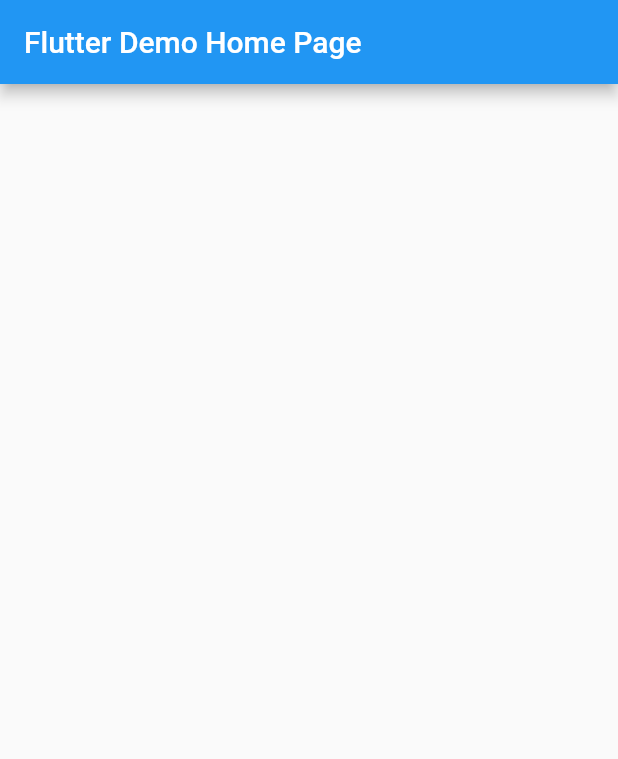
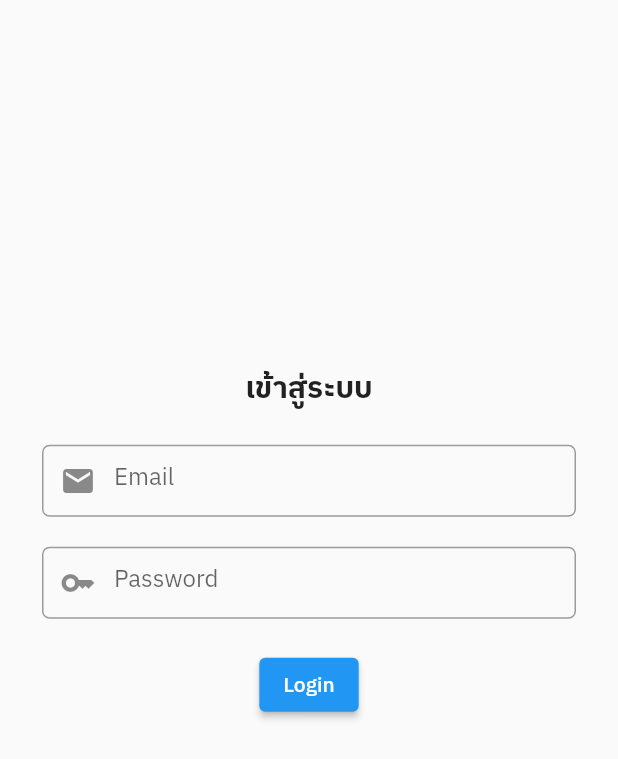
Before and after one commit to SoulCRYSIS/Surinsure, a Flutter app: the screen it shows after launch, on a phone screen of 412 x 824 dp. Shown: the top 759 px of the screen. Run offline on Flutter 3.47's test engine with Material 2 defaults, Android fonts, the phone set to English and light mode, and no system bars; our stand-ins replace firebase_auth, firebase_core; accounts and stored records are empty; statements that could not run were skipped.

Commit message:
login screen

```diff
--- a/lib/main.dart
+++ b/lib/main.dart
@@ -1,47 +1,42 @@
+import 'package:firebase_auth/firebase_auth.dart';
 import 'package:firebase_core/firebase_core.dart';
 import 'package:flutter/material.dart';
+import 'package:woot/screens/login_screen.dart';
+import 'package:woot/screens/main_screen.dart';
 
 import 'firebase_options.dart';
 
 Future<void> main() async {
+  WidgetsFlutterBinding.ensureInitialized();
   await Firebase.initializeApp(
     options: DefaultFirebaseOptions.currentPlatform,
   );
   runApp(const MyApp());
 }
-// test
+
 class MyApp extends StatelessWidget {
   const MyApp({super.key});
 
   @override
   Widget build(BuildContext context) {
     return MaterialApp(
-      title: 'Flutter Demo',
+      title: 'Surinsure',
       theme: ThemeData(
         primarySwatch: Colors.blue,
+        fontFamily: "IBMPlexSansThai",
+        inputDecorationTheme: InputDecorationTheme(
+          contentPadding: EdgeInsets.zero,
+          border: OutlineInputBorder(
+            borderRadius: BorderRadius.circular(5),
+          ),
+        ),
+        snackBarTheme: const SnackBarThemeData(
+          behavior: SnackBarBehavior.floating,
+        ),
       ),
-      home: const MyHomePage(title: 'Flutter Demo Home Page'),
+      home: FirebaseAuth.instance.currentUser != null
+          ? const MainScreen()
+          : const LoginScreen(),
     );
   }
 }
-
-class MyHomePage extends StatefulWidget {
-  const MyHomePage({super.key, required this.title});
-
-  final String title;
-
-  @override
-  State<MyHomePage> createState() => _MyHomePageState();
-}
-
-class _MyHomePageState extends State<MyHomePage> {
-  @override
-  Widget build(BuildContext context) {
-    return Scaffold(
-      appBar: AppBar(
-        title: Text(widget.title),
-      ),
-      body: Container(),
-    );
-  }
-}
--- /dev/null
+++ b/lib/screens/login_screen.dart
@@ -0,0 +1,102 @@
+import 'package:firebase_auth/firebase_auth.dart';
+import 'package:flutter/material.dart';
+import 'package:woot/utils/ui_util.dart';
+
+import 'main_screen.dart';
+
+class LoginScreen extends StatefulWidget {
+  const LoginScreen({super.key});
+
+  @override
+  State<LoginScreen> createState() => _LoginScreenState();
+}
+
+class _LoginScreenState extends State<LoginScreen> {
+  String email = '';
+  String password = '';
+
+  Future<void> signin() async {
+    try {
+      await UiUtil.loadingScreen(
+        context,
+        timeoutSecond: 1,
+        future: FirebaseAuth.instance.signInWithEmailAndPassword(
+          email: email,
+          password: password,
+        ),
+      );
+
+      // ignore: use_build_context_synchronously
+      Navigator.of(context).pushReplacement(MaterialPageRoute(
+        builder: (context) => const MainScreen(),
+      ));
+    } on FirebaseAuthException catch (e) {
+      if (e.code == 'user-not-found' || e.code == 'invalid-email') {
+        ScaffoldMessenger.of(context)
+            .showSnackBar(const SnackBar(content: Text('อีเมลไม่ถูกต้อง')));
+      } else if (e.code == 'wrong-password') {
+        ScaffoldMessenger.of(context)
+            .showSnackBar(const SnackBar(content: Text('รหัสไม่ถูกต้อง')));
+      }
+    } catch (e) {
+      ScaffoldMessenger.of(context)
+          .showSnackBar(SnackBar(content: Text(e.toString())));
+    }
+  }
+
+  @override
+  Widget build(BuildContext context) {
+    return Scaffold(
+      body: Padding(
+        padding: const EdgeInsets.all(8.0),
+        child: Center(
+          child: Column(
+            mainAxisSize: MainAxisSize.min,
+            children: [
+              const Text(
+                'เข้าสู่ระบบ',
+                style: TextStyle(
+                  fontSize: 20,
+                  fontWeight: FontWeight.bold,
+                ),
+              ),
+              Container(
+                width: 400,
+                padding: const EdgeInsets.fromLTRB(20, 20, 20, 0),
+                child: TextField(
+                  decoration: const InputDecoration(
+                    prefixIcon: Icon(Icons.email),
+                    labelText: 'Email',
+                  ),
+                  onChanged: (value) {
+                    email = value;
+                  },
+                ),
+              ),
+              Container(
+                width: 400,
+                padding: const EdgeInsets.fromLTRB(20, 20, 20, 0),
+                child: TextField(
+                  obscureText: true,
+                  decoration: const InputDecoration(
+                    prefixIcon: Icon(Icons.key),
+                    labelText: 'Password',
+                  ),
+                  onChanged: (value) {
+                    password = value;
+                  },
+                ),
+              ),
+              const SizedBox(height: 20),
+              ElevatedButton(
+                onPressed: signin,
+                child: const Text('Login'),
+              ),
+              const SizedBox(height: 100),
+            ],
+          ),
+        ),
+      ),
+    );
+  }
+}
--- /dev/null
+++ b/lib/utils/connection_util.dart
@@ -0,0 +1,19 @@
+class ConnectionUtil {
+  ConnectionUtil._();
+
+  /// throw ConnectionFailedException when timeout
+  static Future<void> setTimeout(
+    int timeoutSecond,
+    Future future,
+  ) {
+    return future.timeout(
+      Duration(seconds: timeoutSecond),
+      onTimeout: () => throw ConnectionFailedException(),
+    );
+  }
+}
+
+class ConnectionFailedException implements Exception {
+  @override
+  String toString() => 'Failed to connect to server';
+}
--- /dev/null
+++ b/lib/utils/ui_util.dart
@@ -0,0 +1,30 @@
+import 'package:flutter/material.dart';
+
+import 'connection_util.dart';
+
+class UiUtil {
+  static Future<void> loadingScreen(
+    BuildContext context, {
+    required int timeoutSecond,
+    required Future<void> future,
+  }) async {
+    showDialog(
+      context: context,
+      builder: (context) => WillPopScope(
+        onWillPop: () async => false,
+        child: const Center(
+          child: SizedBox(
+            width: 50,
+            height: 50,
+            child: CircularProgressIndicator(),
+          ),
+        ),
+      ),
+    );
+    try {
+      await ConnectionUtil.setTimeout(timeoutSecond, future);
+    } finally {
+      Navigator.pop(context);
+    }
+  }
+}
```
Also changed, not shown: lib/screens/insurance_form_screen.dart (added, +16 -0 lines), lib/screens/main_screen.dart (added, +15 -0 lines), pubspec.yaml (+10 -0 lines), assets/fonts/IBMPlexSansThai-Bold.ttf (added), assets/fonts/IBMPlexSansThai-ExtraLight.ttf (added), assets/fonts/IBMPlexSansThai-Light.ttf (added), assets/fonts/IBMPlexSansThai-Medium.ttf (added), assets/fonts/IBMPlexSansThai-Regular.ttf (added), assets/fonts/IBMPlexSansThai-SemiBold.ttf (added), assets/fonts/IBMPlexSansThai-Text.ttf (added), assets/fonts/IBMPlexSansThai-Thin.ttf (added), lib/firebase_options.dart, pubspec.lock, 1 other file.
